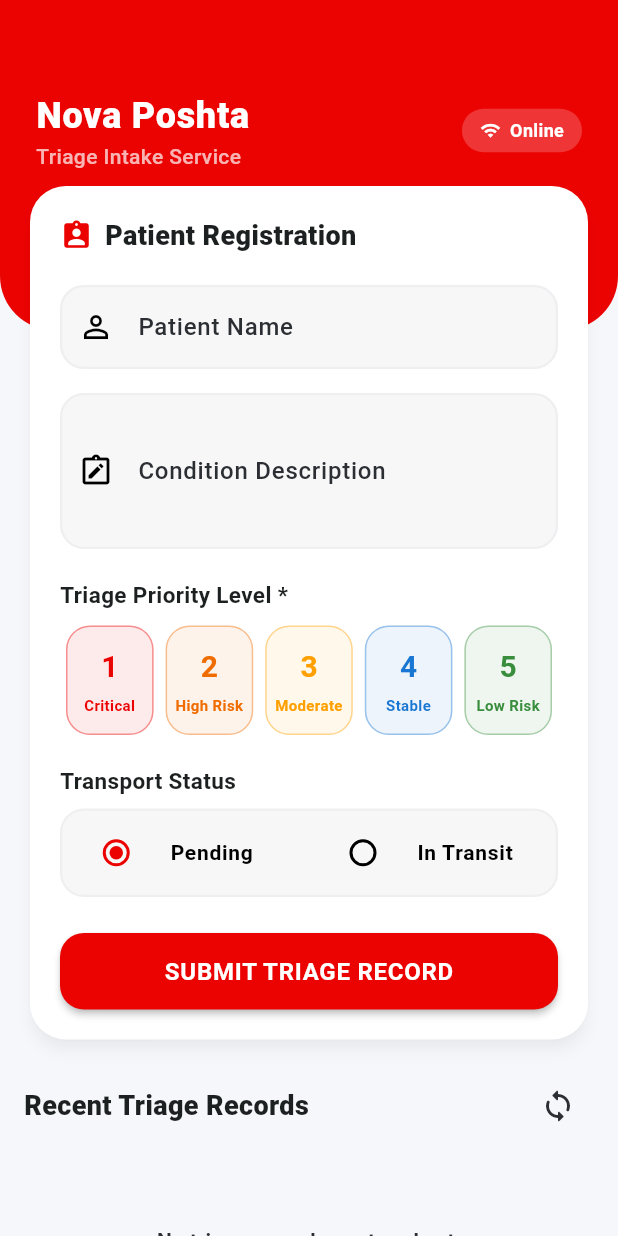
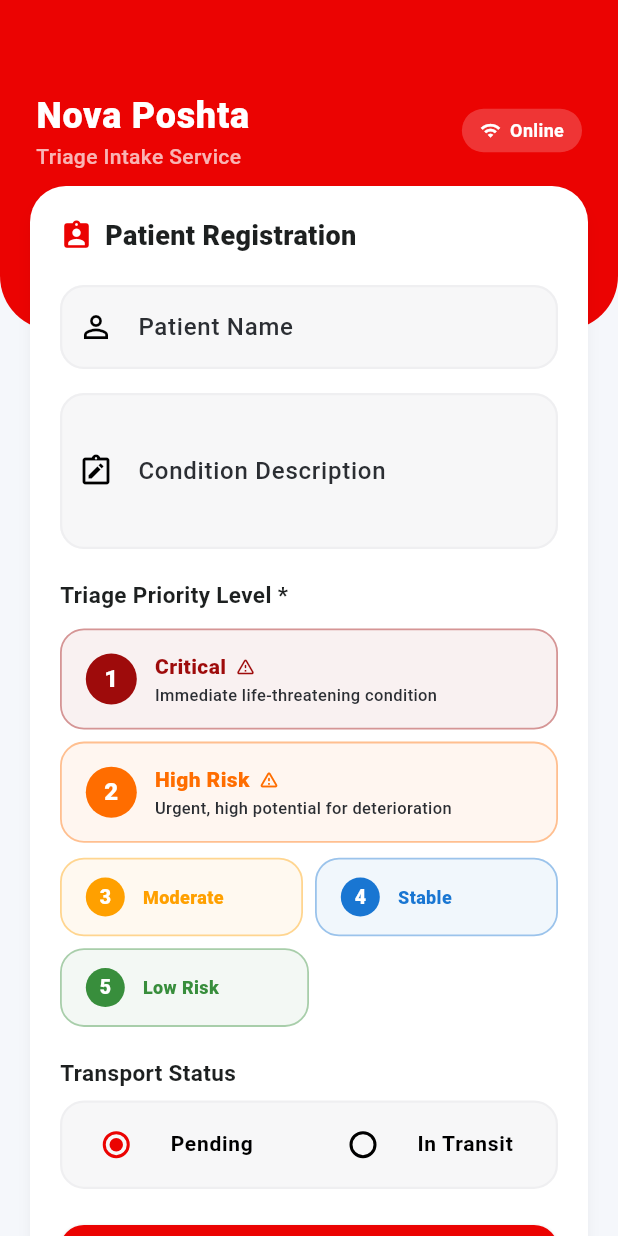
Before and after one commit to Davisdavy/emkfoundation_triage, a Flutter app: the screen it shows after launch, on a phone screen of 412 x 824 dp. Run offline on Flutter 3.47's test engine with Material 3 defaults, Android fonts, the phone set to English and light mode, and no system bars; our stand-ins replace connectivity_plus, hive, hive_flutter; accounts and stored records are empty.

Commit message:
design: redesign priority selector — full-width P1/P2 hazard buttons, row layout for P3-5

```diff
--- a/lib/features/triage/widgets/priority_selector.dart
+++ b/lib/features/triage/widgets/priority_selector.dart
@@ -14,15 +14,15 @@
   Color _getPriorityColor(int priority) {
     switch (priority) {
       case 1:
-        return AppTheme.primary; // Bright Red
+        return const Color(0xFF9E0B0B); // Deep hazard Red
       case 2:
-        return Colors.orange.shade800; // Orange
+        return const Color(0xFFFF6D00); // Hazard Orange
       case 3:
-        return Colors.amber.shade700; // Yellow/Amber
+        return Colors.amber.shade700;   // Yellow
       case 4:
-        return Colors.blue.shade700; // Blue
+        return Colors.blue.shade700;    // Blue
       case 5:
-        return Colors.green.shade700; // Green
+        return Colors.green.shade700;   // Green
       default:
         return Colors.grey;
     }
@@ -45,6 +45,125 @@
     }
   }
 
+  String _getPriorityDescription(int priority) {
+    switch (priority) {
+      case 1:
+        return 'Immediate life-threatening condition';
+      case 2:
+        return 'Urgent, high potential for deterioration';
+      case 3:
+        return 'Semi-urgent, stable condition';
+      case 4:
+        return 'Non-urgent, stable signs';
+      case 5:
+        return 'Minor injuries or illness';
+      default:
+        return '';
+    }
+  }
+
+  Widget _buildPriorityButton({
+    required int priority,
+    required bool isSelected,
+    required Color color,
+    bool fullWidth = false,
+  }) {
+    final label = _getPriorityLabel(priority);
+    final desc = _getPriorityDescription(priority);
+    final isCritical = priority == 1 || priority == 2;
+
+    return InkWell(
+      onTap: () => onPrioritySelected(priority),
+      borderRadius: BorderRadius.circular(16),
+      child: AnimatedContainer(
+        duration: const Duration(milliseconds: 200),
+        padding: EdgeInsets.symmetric(
+          vertical: isCritical ? 14 : 12,
+          horizontal: 16,
+        ),
+        decoration: BoxDecoration(
+          color: isSelected ? color : color.withOpacity(0.06),
+          borderRadius: BorderRadius.circular(16),
+          border: Border.all(
+            color: isSelected ? color : color.withOpacity(0.4),
+            width: isSelected ? 2.5 : 1.2,
+          ),
+          boxShadow: isSelected
+              ? [
+                  BoxShadow(
+                    color: color.withOpacity(0.25),
+                    blurRadius: 6,
+                    offset: const Offset(0, 3),
+                  )
+                ]
+              : [],
+        ),
+        child: Row(
+          children: [
+            Container(
+              width: isCritical ? 34 : 26,
+              height: isCritical ? 34 : 26,
+              decoration: BoxDecoration(
+                color: isSelected ? Colors.white : color,
+                shape: BoxShape.circle,
+              ),
+              child: Center(
+                child: Text(
+                  '$priority',
+                  style: TextStyle(
+                    color: isSelected ? color : Colors.white,
+                    fontWeight: FontWeight.w900,
+                    fontSize: isCritical ? 16 : 13,
+                  ),
+                ),
+              ),
+            ),
+            const SizedBox(width: 12),
+            Expanded(
+              child: Column(
+                crossAxisAlignment: CrossAxisAlignment.start,
+                mainAxisSize: MainAxisSize.min,
+                children: [
+                  Row(
+                    children: [
+                      Text(
+                        label,
+                        style: TextStyle(
+                          fontSize: isCritical ? 14 : 12,
+                          fontWeight: FontWeight.w900,
+                          color: isSelected ? Colors.white : color,
+                        ),
+                      ),
+                      if (isCritical && !isSelected) ...[
+                        const SizedBox(width: 6),
+                        Icon(
+                          Icons.warning_amber_rounded,
+                          color: color,
+                          size: 14,
+                        ),
+                      ],
+                    ],
+                  ),
+                  if (fullWidth && desc.isNotEmpty) ...[
+                    const SizedBox(height: 1),
+                    Text(
+                      desc,
+                      style: TextStyle(
+                        fontSize: 11,
+                        fontWeight: FontWeight.w500,
+                        color: isSelected ? Colors.white.withOpacity(0.85) : AppTheme.tertiary,
+                      ),
+                    ),
+                  ],
+                ],
+              ),
+            ),
+          ],
+        ),
+      ),
+    );
+  }
+
   @override
   Widget build(BuildContext context) {
     return Column(
@@ -58,69 +177,54 @@
             color: AppTheme.secondary,
           ),
         ),
+        const SizedBox(height: 12),
+        // Priority 1 & 2 styled full-width for visual priority and space
+        _buildPriorityButton(
+          priority: 1,
+          isSelected: selectedPriority == 1,
+          color: _getPriorityColor(1),
+          fullWidth: true,
+        ),
+        const SizedBox(height: 8),
+        _buildPriorityButton(
+          priority: 2,
+          isSelected: selectedPriority == 2,
+          color: _getPriorityColor(2),
+          fullWidth: true,
+        ),
         const SizedBox(height: 10),
+        // Priorities 3, 4, 5 wrapped cleanly
         Row(
-          children: List.generate(5, (index) {
-            final priority = index + 1;
-            final isSelected = selectedPriority == priority;
-            final color = _getPriorityColor(priority);
-
-            return Expanded(
-              child: Padding(
-                padding: const EdgeInsets.symmetric(horizontal: 4.0),
-                child: InkWell(
-                  onTap: () => onPrioritySelected(priority),
-                  borderRadius: BorderRadius.circular(16),
-                  child: AnimatedContainer(
-                    duration: const Duration(milliseconds: 200),
-                    padding: const EdgeInsets.symmetric(vertical: 12, horizontal: 2),
-                    decoration: BoxDecoration(
-                      color: isSelected ? color : color.withOpacity(0.08),
-                      borderRadius: BorderRadius.circular(16),
-                      border: Border.all(
-                        color: isSelected ? color : color.withOpacity(0.4),
-                        width: isSelected ? 2.5 : 1,
-                      ),
-                      boxShadow: isSelected
-                          ? [
-                              BoxShadow(
-                                color: color.withOpacity(0.3),
-                                blurRadius: 6,
-                                offset: const Offset(0, 3),
-                              )
-                            ]
-                          : [],
-                    ),
-                    child: Column(
-                      mainAxisSize: MainAxisSize.min,
           children: [
-                        Text(
-                          '$priority',
-                          style: TextStyle(
-                            fontSize: 20,
-                            fontWeight: FontWeight.bold,
-                            color: isSelected ? Colors.white : color,
+            Expanded(
+              child: _buildPriorityButton(
+                priority: 3,
+                isSelected: selectedPriority == 3,
+                color: _getPriorityColor(3),
               ),
             ),
-                        const SizedBox(height: 4),
-                        Text(
-                          _getPriorityLabel(priority),
-                          style: TextStyle(
-                            fontSize: 10,
-                            fontWeight: FontWeight.bold,
-                            color: isSelected ? Colors.white : color,
+            const SizedBox(width: 8),
+            Expanded(
+              child: _buildPriorityButton(
+                priority: 4,
+                isSelected: selectedPriority == 4,
+                color: _getPriorityColor(4),
               ),
-                          textAlign: TextAlign.center,
-                          maxLines: 1,
-                          overflow: TextOverflow.ellipsis,
             ),
           ],
         ),
+        const SizedBox(height: 8),
+        Row(
+          children: [
+            Expanded(
+              child: _buildPriorityButton(
+                priority: 5,
+                isSelected: selectedPriority == 5,
+                color: _getPriorityColor(5),
               ),
             ),
-              ),
-            );
-          }),
+            const Spacer(),
+          ],
         ),
       ],
     );
```
Lines whose indentation alone changed are shown as unchanged.
